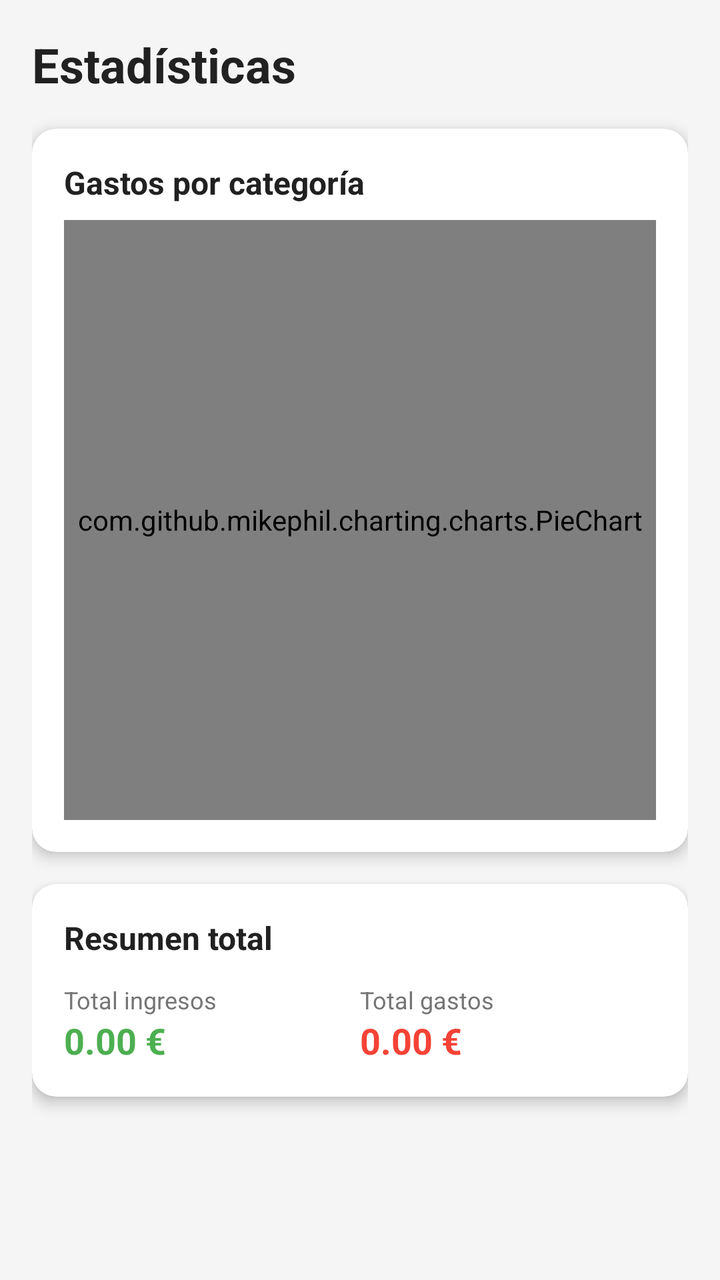
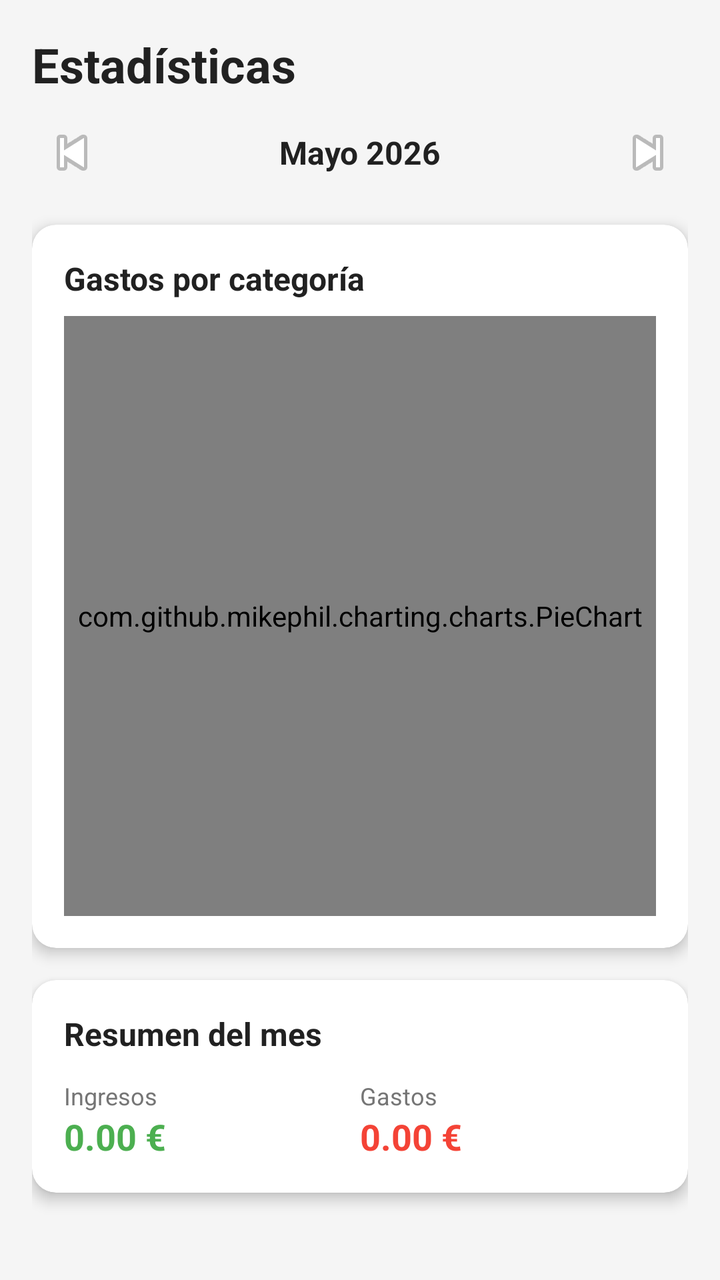

Compare the two renders of this Android layout. The source of the first and the diff that turns it into the second are given below.
<!-- AndroidManifest.xml: application theme Theme.Zentryc -->
<!-- res/layout/fragment_statistics.xml -->
<?xml version="1.0" encoding="utf-8"?>
<ScrollView xmlns:android="http://schemas.android.com/apk/res/android"
    android:layout_width="match_parent"
    android:layout_height="match_parent"
    android:background="#F5F5F5">

    <LinearLayout
        android:layout_width="match_parent"
        android:layout_height="wrap_content"
        android:orientation="vertical"
        android:padding="16dp">

        
        <TextView
            android:layout_width="wrap_content"
            android:layout_height="wrap_content"
            android:text="Estadísticas"
            android:textSize="24sp"
            android:textStyle="bold"
            android:textColor="#212121"
            android:layout_marginBottom="16dp" />

        
        <androidx.cardview.widget.CardView
            xmlns:app="http://schemas.android.com/apk/res-auto"
            android:layout_width="match_parent"
            android:layout_height="wrap_content"
            android:layout_marginBottom="16dp"
            app:cardCornerRadius="12dp"
            app:cardElevation="4dp">

            <LinearLayout
                android:layout_width="match_parent"
                android:layout_height="wrap_content"
                android:orientation="vertical"
                android:padding="16dp">

                <TextView
                    android:layout_width="wrap_content"
                    android:layout_height="wrap_content"
                    android:text="Gastos por categoría"
                    android:textSize="16sp"
                    android:textStyle="bold"
                    android:textColor="#212121"
                    android:layout_marginBottom="8dp" />

                <com.github.mikephil.charting.charts.PieChart
                    android:id="@+id/pieChart"
                    android:layout_width="match_parent"
                    android:layout_height="300dp" />

            </LinearLayout>
        </androidx.cardview.widget.CardView>

        
        <androidx.cardview.widget.CardView
            xmlns:app="http://schemas.android.com/apk/res-auto"
            android:layout_width="match_parent"
            android:layout_height="wrap_content"
            android:layout_marginBottom="16dp"
            app:cardCornerRadius="12dp"
            app:cardElevation="4dp">

            <LinearLayout
                android:layout_width="match_parent"
                android:layout_height="wrap_content"
                android:orientation="vertical"
                android:padding="16dp">

                <TextView
                    android:layout_width="wrap_content"
                    android:layout_height="wrap_content"
                    android:text="Resumen total"
                    android:textSize="16sp"
                    android:textStyle="bold"
                    android:textColor="#212121"
                    android:layout_marginBottom="12dp" />

                <LinearLayout
                    android:layout_width="match_parent"
                    android:layout_height="wrap_content"
                    android:orientation="horizontal">

                    <LinearLayout
                        android:layout_width="0dp"
                        android:layout_height="wrap_content"
                        android:layout_weight="1"
                        android:orientation="vertical">

                        <TextView
                            android:layout_width="wrap_content"
                            android:layout_height="wrap_content"
                            android:text="Total ingresos"
                            android:textSize="12sp"
                            android:textColor="#757575" />

                        <TextView
                            android:id="@+id/tvStatIncome"
                            android:layout_width="wrap_content"
                            android:layout_height="wrap_content"
                            android:text="0.00 €"
                            android:textSize="18sp"
                            android:textStyle="bold"
                            android:textColor="#4CAF50" />

                    </LinearLayout>

                    <LinearLayout
                        android:layout_width="0dp"
                        android:layout_height="wrap_content"
                        android:layout_weight="1"
                        android:orientation="vertical">

                        <TextView
                            android:layout_width="wrap_content"
                            android:layout_height="wrap_content"
                            android:text="Total gastos"
                            android:textSize="12sp"
                            android:textColor="#757575" />

                        <TextView
                            android:id="@+id/tvStatExpenses"
                            android:layout_width="wrap_content"
                            android:layout_height="wrap_content"
                            android:text="0.00 €"
                            android:textSize="18sp"
                            android:textStyle="bold"
                            android:textColor="#F44336" />

                    </LinearLayout>

                </LinearLayout>

            </LinearLayout>
        </androidx.cardview.widget.CardView>

    </LinearLayout>
</ScrollView>
<!-- resources referenced by this layout -->
<resources>
  <style name="Theme.Zentryc" parent="Base.Theme.Zentryc" />
  <style name="Base.Theme.Zentryc" parent="Theme.Material3.DayNight.NoActionBar">
          
          
      </style>
</resources>

<!-- the commit's change to res/layout/fragment_statistics.xml (unified diff, before → after) -->
@@ -1,5 +1,6 @@
 <?xml version="1.0" encoding="utf-8"?>
 <ScrollView xmlns:android="http://schemas.android.com/apk/res/android"
+    xmlns:app="http://schemas.android.com/apk/res-auto"
     android:layout_width="match_parent"
     android:layout_height="match_parent"
     android:background="#F5F5F5">
@@ -18,11 +19,47 @@
             android:textSize="24sp"
             android:textStyle="bold"
             android:textColor="#212121"
-            android:layout_marginBottom="16dp" />
+            android:layout_marginBottom="8dp" />
+
+        
+        <LinearLayout
+            android:layout_width="match_parent"
+            android:layout_height="wrap_content"
+            android:orientation="horizontal"
+            android:gravity="center_vertical"
+            android:layout_marginBottom="16dp">
+
+            <ImageButton
+                android:id="@+id/btnPreviousMonth"
+                android:layout_width="40dp"
+                android:layout_height="40dp"
+                android:src="@android:drawable/ic_media_previous"
+                android:background="?attr/selectableItemBackgroundBorderless"
+                android:contentDescription="Mes anterior" />
+
+            <TextView
+                android:id="@+id/tvCurrentMonth"
+                android:layout_width="0dp"
+                android:layout_height="wrap_content"
+                android:layout_weight="1"
+                android:gravity="center"
+                android:text="Mayo 2026"
+                android:textSize="16sp"
+                android:textStyle="bold"
+                android:textColor="#212121" />
+
+            <ImageButton
+                android:id="@+id/btnNextMonth"
+                android:layout_width="40dp"
+                android:layout_height="40dp"
+                android:src="@android:drawable/ic_media_next"
+                android:background="?attr/selectableItemBackgroundBorderless"
+                android:contentDescription="Mes siguiente" />
+
+        </LinearLayout>
 
         
         <androidx.cardview.widget.CardView
-            xmlns:app="http://schemas.android.com/apk/res-auto"
             android:layout_width="match_parent"
             android:layout_height="wrap_content"
             android:layout_marginBottom="16dp"
@@ -54,7 +91,6 @@
 
         
         <androidx.cardview.widget.CardView
-            xmlns:app="http://schemas.android.com/apk/res-auto"
             android:layout_width="match_parent"
             android:layout_height="wrap_content"
             android:layout_marginBottom="16dp"
@@ -70,7 +106,7 @@
                 <TextView
                     android:layout_width="wrap_content"
                     android:layout_height="wrap_content"
-                    android:text="Resumen total"
+                    android:text="Resumen del mes"
                     android:textSize="16sp"
                     android:textStyle="bold"
                     android:textColor="#212121"
@@ -90,7 +126,7 @@
                         <TextView
                             android:layout_width="wrap_content"
                             android:layout_height="wrap_content"
-                            android:text="Total ingresos"
+                            android:text="Ingresos"
                             android:textSize="12sp"
                             android:textColor="#757575" />
 
@@ -114,7 +150,7 @@
                         <TextView
                             android:layout_width="wrap_content"
                             android:layout_height="wrap_content"
-                            android:text="Total gastos"
+                            android:text="Gastos"
                             android:textSize="12sp"
                             android:textColor="#757575" />
 
